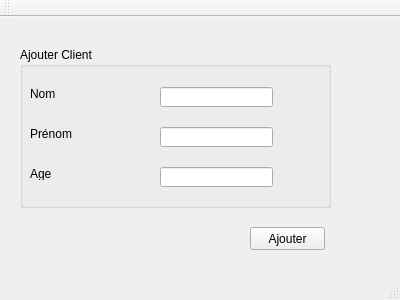
Above: mainwindow.ui from bochraallagui/Smart_Station_2A15 before the change. Below: the same form after it.
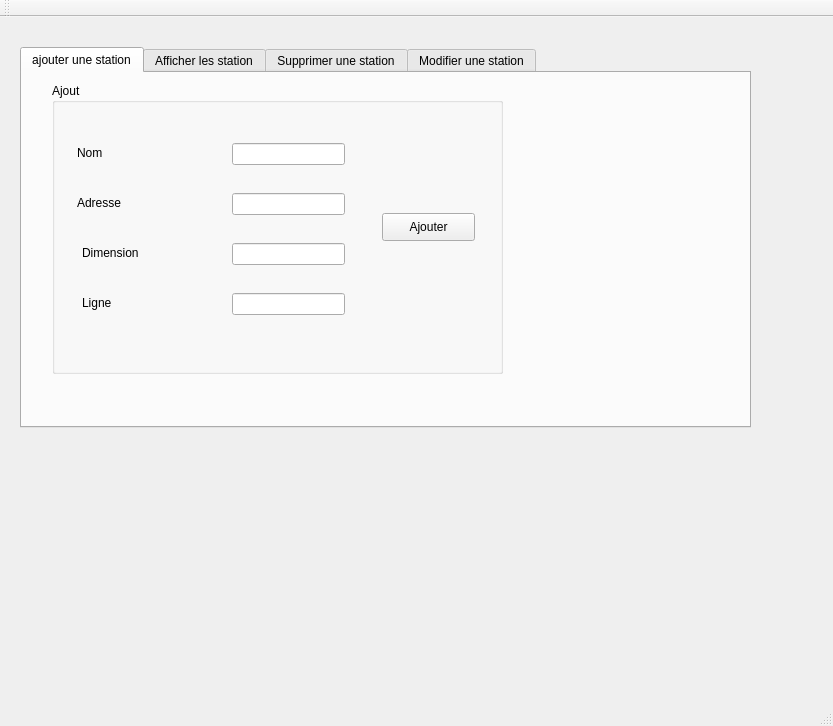
That is the form after the change. The open tabs and pages were chosen to show the change.

Diff of the .ui file:
```diff
--- a/mainwindow.ui
+++ b/mainwindow.ui
@@ -6,108 +6,328 @@
    <rect>
     <x>0</x>
     <y>0</y>
-    <width>400</width>
-    <height>300</height>
+    <width>833</width>
+    <height>726</height>
    </rect>
   </property>
   <property name="windowTitle">
    <string>Gestion des Clients</string>
   </property>
   <widget class="QWidget" name="centralWidget">
-   <widget class="QGroupBox" name="groupBox">
+   <widget class="QTabWidget" name="tab_station_2">
     <property name="geometry">
      <rect>
       <x>20</x>
       <y>30</y>
-      <width>311</width>
-      <height>161</height>
+      <width>731</width>
+      <height>381</height>
+     </rect>
+    </property>
+    <property name="currentIndex">
+     <number>1</number>
+    </property>
+    <widget class="QWidget" name="tab">
+     <attribute name="title">
+      <string>ajouter une station</string>
+     </attribute>
+     <widget class="QGroupBox" name="groupBox_2">
+      <property name="geometry">
+       <rect>
+        <x>30</x>
+        <y>10</y>
+        <width>451</width>
+        <height>291</height>
      </rect>
     </property>
     <property name="title">
-     <string>Ajouter Client</string>
-    </property>
-    <widget class="QLabel" name="label">
+       <string>Ajout</string>
+      </property>
+      <widget class="QLabel" name="label_4">
      <property name="geometry">
       <rect>
-       <x>10</x>
-       <y>40</y>
-       <width>47</width>
-       <height>13</height>
+         <x>25</x>
+         <y>60</y>
+         <width>71</width>
+         <height>20</height>
       </rect>
      </property>
      <property name="text">
       <string>Nom</string>
      </property>
     </widget>
+      <widget class="QLabel" name="label_5">
+       <property name="geometry">
+        <rect>
+         <x>25</x>
+         <y>110</y>
+         <width>71</width>
+         <height>20</height>
+        </rect>
+       </property>
+       <property name="text">
+        <string>Adresse</string>
+       </property>
+      </widget>
+      <widget class="QLineEdit" name="le_nom">
+       <property name="geometry">
+        <rect>
+         <x>180</x>
+         <y>60</y>
+         <width>113</width>
+         <height>22</height>
+        </rect>
+       </property>
+      </widget>
+      <widget class="QLineEdit" name="le_adresse">
+       <property name="geometry">
+        <rect>
+         <x>180</x>
+         <y>110</y>
+         <width>113</width>
+         <height>22</height>
+        </rect>
+       </property>
+      </widget>
+      <widget class="QLineEdit" name="le_dimension">
+       <property name="geometry">
+        <rect>
+         <x>180</x>
+         <y>160</y>
+         <width>113</width>
+         <height>22</height>
+        </rect>
+       </property>
+      </widget>
+      <widget class="QLineEdit" name="le_ligne">
+       <property name="geometry">
+        <rect>
+         <x>180</x>
+         <y>210</y>
+         <width>113</width>
+         <height>22</height>
+        </rect>
+       </property>
+      </widget>
+      <widget class="QLabel" name="label_6">
+       <property name="geometry">
+        <rect>
+         <x>30</x>
+         <y>160</y>
+         <width>71</width>
+         <height>20</height>
+        </rect>
+       </property>
+       <property name="text">
+        <string>Dimension</string>
+       </property>
+      </widget>
+      <widget class="QLabel" name="label_7">
+       <property name="geometry">
+        <rect>
+         <x>30</x>
+         <y>210</y>
+         <width>71</width>
+         <height>20</height>
+        </rect>
+       </property>
+       <property name="text">
+        <string>Ligne</string>
+       </property>
+      </widget>
+      <widget class="QPushButton" name="pb_ajouter">
+       <property name="geometry">
+        <rect>
+         <x>330</x>
+         <y>130</y>
+         <width>93</width>
+         <height>28</height>
+        </rect>
+       </property>
+       <property name="text">
+        <string>Ajouter</string>
+       </property>
+      </widget>
+     </widget>
+    </widget>
+    <widget class="QWidget" name="tab_2">
+     <attribute name="title">
+      <string>Afficher les station</string>
+     </attribute>
+     <widget class="QTableView" name="tab_station">
+      <property name="geometry">
+       <rect>
+        <x>60</x>
+        <y>20</y>
+        <width>631</width>
+        <height>311</height>
+       </rect>
+      </property>
+     </widget>
+    </widget>
+    <widget class="QWidget" name="tab_4">
+     <attribute name="title">
+      <string>Supprimer une station</string>
+     </attribute>
+     <widget class="QLabel" name="label">
+      <property name="geometry">
+       <rect>
+        <x>100</x>
+        <y>120</y>
+        <width>71</width>
+        <height>16</height>
+       </rect>
+      </property>
+      <property name="text">
+       <string>nom</string>
+      </property>
+     </widget>
+     <widget class="QLineEdit" name="le_nom_supp">
+      <property name="geometry">
+       <rect>
+        <x>180</x>
+        <y>120</y>
+        <width>281</width>
+        <height>21</height>
+       </rect>
+      </property>
+     </widget>
+     <widget class="QPushButton" name="pb_supprimer">
+      <property name="geometry">
+       <rect>
+        <x>280</x>
+        <y>200</y>
+        <width>93</width>
+        <height>28</height>
+       </rect>
+      </property>
+      <property name="text">
+       <string>supprimer</string>
+      </property>
+     </widget>
+    </widget>
+    <widget class="QWidget" name="tab_3">
+     <attribute name="title">
+      <string>Modifier une station</string>
+     </attribute>
+     <widget class="QGroupBox" name="groupBox">
+      <property name="geometry">
+       <rect>
+        <x>50</x>
+        <y>20</y>
+        <width>451</width>
+        <height>311</height>
+       </rect>
+      </property>
+      <property name="title">
+       <string>GroupBox</string>
+      </property>
     <widget class="QLabel" name="label_2">
      <property name="geometry">
       <rect>
-       <x>10</x>
-       <y>80</y>
-       <width>47</width>
-       <height>13</height>
+         <x>50</x>
+         <y>70</y>
+         <width>56</width>
+         <height>16</height>
       </rect>
      </property>
      <property name="text">
-      <string>Prénom</string>
+        <string>nom</string>
      </property>
     </widget>
     <widget class="QLabel" name="label_3">
      <property name="geometry">
       <rect>
-       <x>10</x>
+         <x>55</x>
        <y>120</y>
-       <width>47</width>
-       <height>13</height>
+         <width>61</width>
+         <height>20</height>
       </rect>
      </property>
      <property name="text">
-      <string>Age</string>
-     </property>
-    </widget>
-    <widget class="QLineEdit" name="lineEdit">
+        <string>adresse</string>
+       </property>
+      </widget>
+      <widget class="QLabel" name="label_8">
      <property name="geometry">
       <rect>
-       <x>140</x>
-       <y>40</y>
-       <width>113</width>
+         <x>45</x>
+         <y>170</y>
+         <width>71</width>
        <height>20</height>
       </rect>
      </property>
-    </widget>
-    <widget class="QLineEdit" name="lineEdit_2">
+       <property name="text">
+        <string>dimension</string>
+       </property>
+      </widget>
+      <widget class="QLabel" name="label_9">
      <property name="geometry">
       <rect>
+         <x>45</x>
+         <y>220</y>
+         <width>71</width>
+         <height>20</height>
+        </rect>
+       </property>
+       <property name="text">
+        <string>ligne</string>
+       </property>
+      </widget>
+      <widget class="QLineEdit" name="ln_nom">
+       <property name="geometry">
+        <rect>
        <x>140</x>
-       <y>80</y>
+         <y>70</y>
        <width>113</width>
-       <height>20</height>
+         <height>22</height>
       </rect>
      </property>
     </widget>
-    <widget class="QLineEdit" name="lineEdit_3">
+      <widget class="QLineEdit" name="ln_adresse">
      <property name="geometry">
       <rect>
        <x>140</x>
        <y>120</y>
        <width>113</width>
-       <height>20</height>
+         <height>22</height>
       </rect>
      </property>
     </widget>
+      <widget class="QLineEdit" name="ln_dimension">
+       <property name="geometry">
+        <rect>
+         <x>140</x>
+         <y>170</y>
+         <width>113</width>
+         <height>22</height>
+        </rect>
+       </property>
+      </widget>
+      <widget class="QLineEdit" name="ln_ligne">
+       <property name="geometry">
+        <rect>
+         <x>140</x>
+         <y>220</y>
+         <width>113</width>
+         <height>22</height>
+        </rect>
+       </property>
    </widget>
    <widget class="QPushButton" name="pushButton">
     <property name="geometry">
      <rect>
-      <x>250</x>
-      <y>210</y>
-      <width>75</width>
-      <height>23</height>
+         <x>310</x>
+         <y>150</y>
+         <width>93</width>
+         <height>28</height>
      </rect>
     </property>
     <property name="text">
-     <string>Ajouter</string>
-    </property>
+        <string>Modifier</string>
+       </property>
+      </widget>
+     </widget>
+    </widget>
    </widget>
   </widget>
   <widget class="QMenuBar" name="menuBar">
@@ -115,8 +335,8 @@
     <rect>
      <x>0</x>
      <y>0</y>
-     <width>400</width>
-     <height>21</height>
+     <width>833</width>
+     <height>26</height>
     </rect>
    </property>
   </widget>
```
Lines whose indentation alone changed are shown as unchanged.
